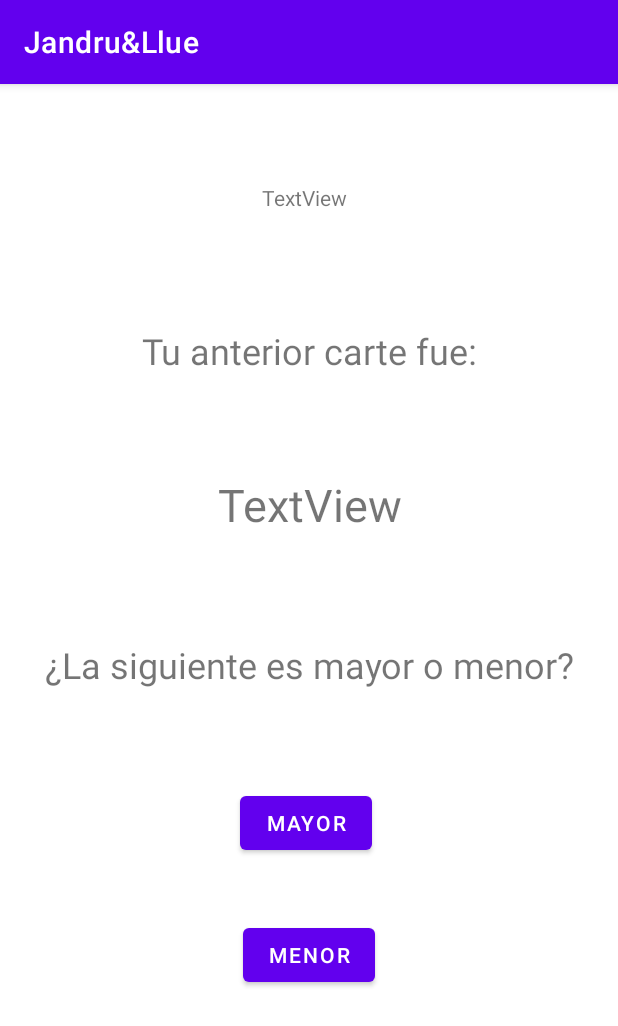
After one commit to Jandru1/NightApp, an Android app: the ElCamino_1_2 screen opened directly, with no data from a screen before it, on a phone screen of 412 x 824 dp. The commit adds this screen. Shown: the top 1026 px of the screen. Run offline under Robolectric (Android 15) with nearby library versions, the phone set to English and light mode, and no system bars; 3 statements that could not run were skipped.

Commit message:
Hasta El Camino fase 1.3 (no incluida)

```diff
--- a/app/src/main/AndroidManifest.xml
+++ b/app/src/main/AndroidManifest.xml
@@ -9,6 +9,9 @@
         android:roundIcon="@mipmap/ic_launcher_round"
         android:supportsRtl="true"
         android:theme="@style/Theme.JandruLlue">
+        <activity android:name=".ElCamino_1_3"></activity>
+        <activity android:name=".ElCamino_1_2" />
+        <activity android:name=".ElCamino_1_1" />
         <activity android:name=".YoNuncaPacks" />
         <activity android:name=".YoNuncaLevels" />
         <activity android:name=".Fin" />
--- /dev/null
+++ b/app/src/main/java/com/example/jandrullue/BarajaPoker.java
@@ -0,0 +1,100 @@
+package com.example.jandrullue;
+
+import androidx.appcompat.app.AppCompatActivity;
+
+import java.util.ArrayList;
+
+public class BarajaPoker {
+
+    private ArrayList<String> Baraja = new ArrayList<>();
+
+    public BarajaPoker() {
+
+        this.Baraja.add("A de corazones");
+        this.Baraja.add("A de diamantes");
+        this.Baraja.add("A de treboles");
+        this.Baraja.add("A de picas");
+
+        this.Baraja.add("2 de corazones");
+        this.Baraja.add("2 de diamantes");
+        this.Baraja.add("2 de treboles");
+        this.Baraja.add("2 de picas");
+
+        this.Baraja.add("3 de corazones");
+        this.Baraja.add("3 de diamantes");
+        this.Baraja.add("3 de treboles");
+        this.Baraja.add("3 de picas");
+
+        this.Baraja.add("4 de corazones");
+        this.Baraja.add("4 de diamantes");
+        this.Baraja.add("4 de treboles");
+        this.Baraja.add("4 de picas");
+
+        this.Baraja.add("5 de corazones");
+        this.Baraja.add("5 de diamantes");
+        this.Baraja.add("5 de treboles");
+        this.Baraja.add("5 de picas");
+
+        this.Baraja.add("6 de corazones");
+        this.Baraja.add("6 de diamantes");
+        this.Baraja.add("6 de treboles");
+        this.Baraja.add("6 de picas");
+
+        this.Baraja.add("7 de corazones");
+        this.Baraja.add("7 de diamantes");
+        this.Baraja.add("7 de treboles");
+        this.Baraja.add("7 de picas");
+
+        this.Baraja.add("8 de corazones");
+        this.Baraja.add("8 de diamantes");
+        this.Baraja.add("8 de treboles");
+        this.Baraja.add("8 de picas");
+
+        this.Baraja.add("9 de corazones");
+        this.Baraja.add("9 de diamantes");
+        this.Baraja.add("9 de treboles");
+        this.Baraja.add("9 de picas");
+
+        this.Baraja.add("10 de corazones");
+        this.Baraja.add("10 de diamantes");
+        this.Baraja.add("10 de treboles");
+        this.Baraja.add("10 de picas");
+
+        this.Baraja.add("J de corazones");
+        this.Baraja.add("J de diamantes");
+        this.Baraja.add("J de treboles");
+        this.Baraja.add("J de picas");
+
+        this.Baraja.add("Q de corazones");
+        this.Baraja.add("Q de diamantes");
+        this.Baraja.add("Q de treboles");
+        this.Baraja.add("Q de picas");
+
+        this.Baraja.add("K de corazones");
+        this.Baraja.add("K de diamantes");
+        this.Baraja.add("K de treboles");
+        this.Baraja.add("K de picas");
+
+    }
+
+    public ArrayList<String> getBaraja(){ return this.Baraja; }
+
+    public String get_num(int n) {
+        String s = this.Baraja.get(n);
+        return get_num_por_carta(s);
+    }
+    public String get_num_por_carta(String s) {
+        if(s.substring(0,1).equals("1")) { s = s.substring(0,2);}
+        else s = s.substring(0,1);
+        return s;
+        /*
+        else if (s.substring(0,1).equals("J")){ s = "11";}
+        else if (s.substring(0,1).equals("Q")){ s = "12";}
+        else if (s.substring(0,1).equals("K")){ s = "13";}
+        else if (s.substring(0,1).equals("A")){ s = "14";}
+        else s = s.substring(0,1);
+        return Integer.parseInt(s);
+
+         */
+    }
+}
--- /dev/null
+++ b/app/src/main/java/com/example/jandrullue/ElCamino_1_2.java
@@ -0,0 +1,199 @@
+package com.example.jandrullue;
+
+import androidx.appcompat.app.AppCompatActivity;
+
+import android.content.Intent;
+import android.os.Bundle;
+import android.util.Log;
+import android.view.View;
+import android.widget.Button;
+import android.widget.TextView;
+
+import java.util.ArrayList;
+
+public class ElCamino_1_2 extends AppCompatActivity {
+
+    private ArrayList<String> Jugadores;
+    private ArrayList<String> numeross = new ArrayList<>();
+
+    private Button MayorButton;
+    private Button MenorButton;
+    private Button SiguienteButtonn;
+
+    private TextView pregunta;
+    private TextView anterior_carta_fue;
+
+    private TextView jugador_jugando;
+    private TextView cartaTextView;
+
+    private int k = 0;
+    private int n;
+
+    private BarajaPoker Baraja = new BarajaPoker();
+    private Bundle bundle;
+
+    private String carta_anterior = null;
+
+    private Intent intent;
+
+    private BarajaPersonalizada BP = null;
+
+
+
+    @Override
+    protected void onCreate(Bundle savedInstanceState) {
+        super.onCreate(savedInstanceState);
+        setContentView(R.layout.activity_el_camino_1_2);
+
+        MayorButton = findViewById(R.id.MayorButton);
+        MenorButton = findViewById(R.id.MenorButton);
+        SiguienteButtonn = findViewById(R.id.Siguiente);
+
+        pregunta = findViewById(R.id.TextView2);
+        anterior_carta_fue = findViewById(R.id.TextView);
+
+        jugador_jugando = findViewById(R.id.PlaerText);
+        cartaTextView = findViewById(R.id.Carta);
+
+        Jugadores = getIntent().getStringArrayListExtra("Players");
+        numeross = getIntent().getStringArrayListExtra("numeross");
+
+        intent = new Intent(ElCamino_1_2.this, ElCamino_1_3.class);
+
+        for(int i = 0; i < 3; ++i) {
+            Bundle b = getIntent().getExtras().getBundle("BarajaPers "+ i);
+            BarajaPersonalizada BP = null;
+            if(b!=null) {
+                BP = (BarajaPersonalizada) b.getSerializable("BarajaPersonalizada");
+                Log.d("Los jugadores son: ", BP.getplayer());
+            }
+        }
+
+        Primer_caso();
+    }
+
+    private void Primer_caso() {
+        jugador_jugando.setText(Jugadores.get(k));
+        pregunta.setText("¿La siguiente es mayor o menor?");
+        anterior_carta_fue.setText("Tu anterior carte fue:");
+        bundle = getIntent().getExtras().getBundle("BarajaPers "+k);
+
+        if(bundle!=null) {
+            BP = (BarajaPersonalizada) bundle.getSerializable("BarajaPersonalizada");
+            carta_anterior = BP.getBaraja().get(0);
+            cartaTextView.setText(carta_anterior);
+        }
+
+        MayorButton.setVisibility(View.VISIBLE);
+        MenorButton.setVisibility(View.VISIBLE);
+        SiguienteButtonn.setVisibility(View.INVISIBLE);
+
+        MayorButton.setOnClickListener(new View.OnClickListener() {
+            @Override
+            public void onClick(View v) {
+                String mayor_o_menor = "mayor";
+                enseñar_carta(mayor_o_menor);
+            }
+        });
+
+        MenorButton.setOnClickListener(new View.OnClickListener() {
+            @Override
+            public void onClick(View v) {
+                String mayor_o_menor = "menor";
+                enseñar_carta(mayor_o_menor);
+            }
+        });
+
+
+    }
+
+    private void enseñar_carta(String mayor_o_menor) {
+        generarRandom(); //Hay que descartar los que ya salieron antes!!!!
+        String carta = Baraja.getBaraja().get(n);
+
+        String num_nuevo = Baraja.get_num(n);
+        String num_antiguo = Baraja.get_num_por_carta(carta_anterior);
+
+        MayorButton.setVisibility(View.INVISIBLE);
+        MenorButton.setVisibility(View.INVISIBLE);
+        SiguienteButtonn.setVisibility(View.VISIBLE);
+        Log.d("num_antiguo:", String.valueOf(num_antiguo));
+        Log.d("num_nuevo:", String.valueOf(num_nuevo));
+
+        int num_antiguo_int = Integer.parseInt(transform_JQK(num_antiguo));
+        int num_nuevo_int = Integer.parseInt(transform_JQK(num_nuevo));
+
+        if (num_antiguo.equals(num_nuevo)){
+            enseñar_carta(mayor_o_menor);
+        }
+        else if(mayor_o_menor.equals("mayor") & num_antiguo_int>num_nuevo_int){
+            pregunta.setText("Lástima! La carta es un " + num_nuevo + "!");
+        }
+        else if(mayor_o_menor.equals("menor") & num_antiguo_int<num_nuevo_int){
+            pregunta.setText("Lástima! La carta es un " + num_nuevo + "!");
+        }
+        else if(mayor_o_menor.equals("mayor") & num_antiguo_int<num_nuevo_int){
+            pregunta.setText("Felicidades! Un " + num_nuevo + ". Repartes 2 tragos");
+        }
+        else if(mayor_o_menor.equals("menor") & num_antiguo_int>num_nuevo_int){
+            pregunta.setText("Felicidades! Un "+ num_nuevo +". Repartes 2 tragos");
+        }
+
+        BP.añadir_carta(carta);
+        Bundle b = new Bundle();
+        b.putSerializable("BarajaPersonalizada", BP);
+
+        intent.putExtra("BarajaPers " + k , b);
+
+        SiguienteButtonn.setOnClickListener(new View.OnClickListener() {
+            @Override
+            public void onClick(View v) {
+                if(k+1 == Jugadores.size()) {
+                    intent.putStringArrayListExtra("Players", Jugadores);
+                    intent.putStringArrayListExtra("Players", Jugadores);
+                    intent.putStringArrayListExtra("numeross", numeross);
+                    startActivity(intent);
+                }
+                else {
+
+                    ++k;
+
+                    Primer_caso();
+                }
+            }
+        });
+    }
+
+    private String transform_JQK(String s) {
+        String a = null;
+        if (s.equals("J")) a = "11";
+        else if (s.equals("Q")) a = "12";
+        else if (s.equals("K")) a = "13";
+        else if (s.equals("A")) a = "14";
+        else a = s;
+        return a;
+    }
+
+
+    public void generarRandom() {
+        boolean ha_salido = false;
+        double m = Math.random()*Baraja.getBaraja().size()+0;
+        n = (int) m;
+        String n_string = Integer.toString(n);
+
+        if (numeross.size()==0) {
+            numeross.add(n_string);
+            ha_salido = false;
+        }
+        else if(numeross.size()==Baraja.getBaraja().size()) ha_salido=false;
+        else {
+            for (int k = 0; k < numeross.size(); ++k) {
+                if (numeross.get(k).equals(n_string)) ha_salido = true;
+            }
+        }
+        Log.d("tamaño de NUMEROS es:", ""+ numeross.size());
+        if(ha_salido) generarRandom();
+        else numeross.add(n_string);
+
+    }
+}
--- a/app/src/main/java/com/example/jandrullue/GamesModalities.java
+++ b/app/src/main/java/com/example/jandrullue/GamesModalities.java
@@ -45,6 +45,7 @@ public class GamesModalities extends AppCompatActivity {
             @Override
             public void onClick(View v) {
                 Intent intent = new Intent (GamesModalities.this, ChoosePlayers.class);
+                intent.putExtra("Modalidad", "VerdadOReto");
                 startActivity(intent);
             }
         });
@@ -53,6 +54,7 @@ public class GamesModalities extends AppCompatActivity {
             @Override
             public void onClick(View v) {
                 Intent intent = new Intent (GamesModalities.this, ChoosePlayers.class);
+                intent.putExtra("Modalidad", "LaMoneda");
                 startActivity(intent);
             }
         });
@@ -61,6 +63,7 @@ public class GamesModalities extends AppCompatActivity {
             @Override
             public void onClick(View v) {
                 Intent intent = new Intent(GamesModalities.this, YoNuncaLevels.class);
+                intent.putExtra("Modalidad", "YoNunca");
                 startActivity(intent);
             }
         });
--- a/app/src/main/java/com/example/jandrullue/MainActivity.java
+++ b/app/src/main/java/com/example/jandrullue/MainActivity.java
@@ -20,7 +20,6 @@ public class MainActivity extends AppCompatActivity {
         super.onCreate(savedInstanceState);
         setContentView(R.layout.activity_main);
         startgame = findViewById(R.id.startgame);
-        startgame.setBackgroundColor(0xFF00FF00);
 
         textView = findViewById(R.id.textView);
         Typeface robotoLight = Typeface.createFromAsset(getAssets(),"font/Androgyne_TB.otf");
--- a/app/src/main/java/com/example/jandrullue/VerdadoRetoContinuo.java
+++ b/app/src/main/java/com/example/jandrullue/VerdadoRetoContinuo.java
@@ -157,7 +157,6 @@ public class VerdadoRetoContinuo extends AppCompatActivity {
         else return false;
     }
 
-
     private String JugadorX(String reto) {
         String nuevo_reto = "";
         for(int i = 0; i < reto.length();++i){
@@ -172,7 +171,6 @@ public class VerdadoRetoContinuo extends AppCompatActivity {
         }
         return nuevo_reto;
     }
-
 
     public void generarRandomPlayer() {
         boolean ha_salido = false;
--- /dev/null
+++ b/app/src/main/res/layout/activity_el_camino_1_2.xml
@@ -0,0 +1,95 @@
+<?xml version="1.0" encoding="utf-8"?>
+<androidx.constraintlayout.widget.ConstraintLayout xmlns:android="http://schemas.android.com/apk/res/android"
+    xmlns:app="http://schemas.android.com/apk/res-auto"
+    xmlns:tools="http://schemas.android.com/tools"
+    android:layout_width="match_parent"
+    android:layout_height="match_parent"
+    tools:context=".ElCamino_1_2">
+
+    <TextView
+        android:id="@+id/PlaerText"
+        android:layout_width="wrap_content"
+        android:layout_height="wrap_content"
+        android:layout_centerHorizontal="true"
+        android:layout_marginStart="173dp"
+        android:layout_marginTop="66dp"
+        android:layout_marginEnd="180dp"
+        android:layout_marginBottom="76dp"
+        android:gravity="center"
+        android:text="TextView"
+        app:layout_constraintBottom_toTopOf="@+id/TextView"
+        app:layout_constraintEnd_toEndOf="parent"
+        app:layout_constraintStart_toStartOf="parent"
+        app:layout_constraintTop_toTopOf="parent" />
+
+    <TextView
+        android:id="@+id/TextView"
+        android:layout_width="wrap_content"
+        android:layout_height="wrap_content"
+        android:layout_centerHorizontal="true"
+        android:layout_marginTop="76dp"
+        android:gravity="center"
+        android:text="Tu anterior carta fue:"
+        android:textSize="24sp"
+        app:layout_constraintEnd_toEndOf="parent"
+        app:layout_constraintStart_toStartOf="parent"
+        app:layout_constraintTop_toBottomOf="@+id/PlaerText" />
+
+    <TextView
+        android:id="@+id/Carta"
+        android:layout_width="319dp"
+        android:layout_height="53dp"
+        android:layout_centerHorizontal="true"
+        android:layout_marginTop="60dp"
+        android:gravity="center"
+        android:text="TextView"
+        android:textSize="30sp"
+        app:layout_constraintEnd_toEndOf="parent"
+        app:layout_constraintStart_toStartOf="parent"
+        app:layout_constraintTop_toBottomOf="@+id/TextView" />
+
+    <TextView
+        android:id="@+id/TextView2"
+        android:layout_width="wrap_content"
+        android:layout_height="wrap_content"
+        android:layout_centerHorizontal="true"
+        android:layout_marginTop="63dp"
+        android:gravity="center"
+        android:text="¿Cómo será la siguiente?"
+        android:textSize="24sp"
+        app:layout_constraintEnd_toEndOf="parent"
+        app:layout_constraintStart_toStartOf="parent"
+        app:layout_constraintTop_toBottomOf="@+id/Carta" />
+
+    <Button
+        android:id="@+id/MayorButton"
+        android:layout_width="wrap_content"
+        android:layout_height="wrap_content"
+        android:layout_marginStart="159dp"
+        android:layout_marginTop="65dp"
+        android:layout_marginEnd="164dp"
+        android:text="Mayor"
+        app:layout_constraintEnd_toEndOf="parent"
+        app:layout_constraintStart_toStartOf="parent"
+        app:layout_constraintTop_toBottomOf="@+id/TextView2" />
+
+    <Button
+        android:id="@+id/MenorButton"
+        android:layout_width="wrap_content"
+        android:layout_height="wrap_content"
+        android:layout_marginTop="40dp"
+        android:text="Menor"
+        app:layout_constraintEnd_toEndOf="parent"
+        app:layout_constraintStart_toStartOf="parent"
+        app:layout_constraintTop_toBottomOf="@+id/MayorButton" />
+
+    <Button
+        android:id="@+id/Siguiente"
+        android:layout_width="wrap_content"
+        android:layout_height="wrap_content"
+        android:layout_marginEnd="34dp"
+        android:layout_marginBottom="46dp"
+        android:text="Siguiente"
+        app:layout_constraintBottom_toBottomOf="parent"
+        app:layout_constraintEnd_toEndOf="parent" />
+</androidx.constraintlayout.widget.ConstraintLayout>
```
Also changed, not shown: app/src/main/java/com/example/jandrullue/BarajaPersonalizada.java (added, +27 -0 lines), app/src/main/java/com/example/jandrullue/ChoosePlayers.java (+11 -3 lines), app/src/main/java/com/example/jandrullue/ElCamino_1_1.java (added, +167 -0 lines), app/src/main/java/com/example/jandrullue/ElCamino_1_3.java (added, +14 -0 lines), app/src/main/res/layout/activity_el__camino_1_3.xml (added, +9 -0 lines), app/src/main/res/layout/activity_el_camino_1_1.xml (added, +69 -0 lines).
